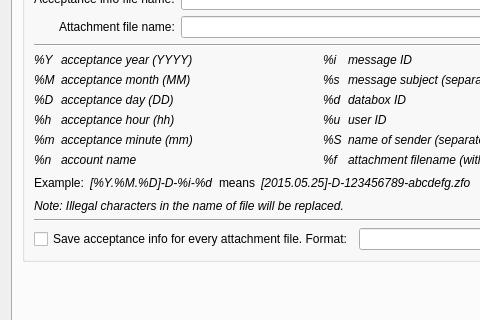
Qt form src/gui/ui/dlg_preferences.ui (psakar/datovka) before a commit; both pictures show x 0 to 480 and y 208 to 528 of the 640 by 615 pixel window.
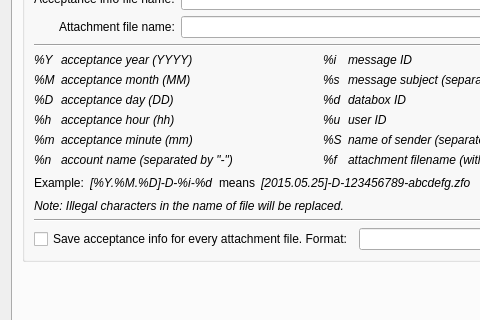
The same form after that commit. The open tabs and pages were chosen to show the change. Icons and pictures are not drawn.

Commit message: Replace problematic characters in file name

```diff
--- a/src/gui/ui/dlg_preferences.ui
+++ b/src/gui/ui/dlg_preferences.ui
@@ -1601,7 +1601,7 @@
                  </font>
                 </property>
                 <property name="text">
-                 <string>account name</string>
+                 <string>account name (separated by &quot;-&quot;)</string>
                 </property>
                </widget>
               </item>
```
The commit also changes 2 other files.
